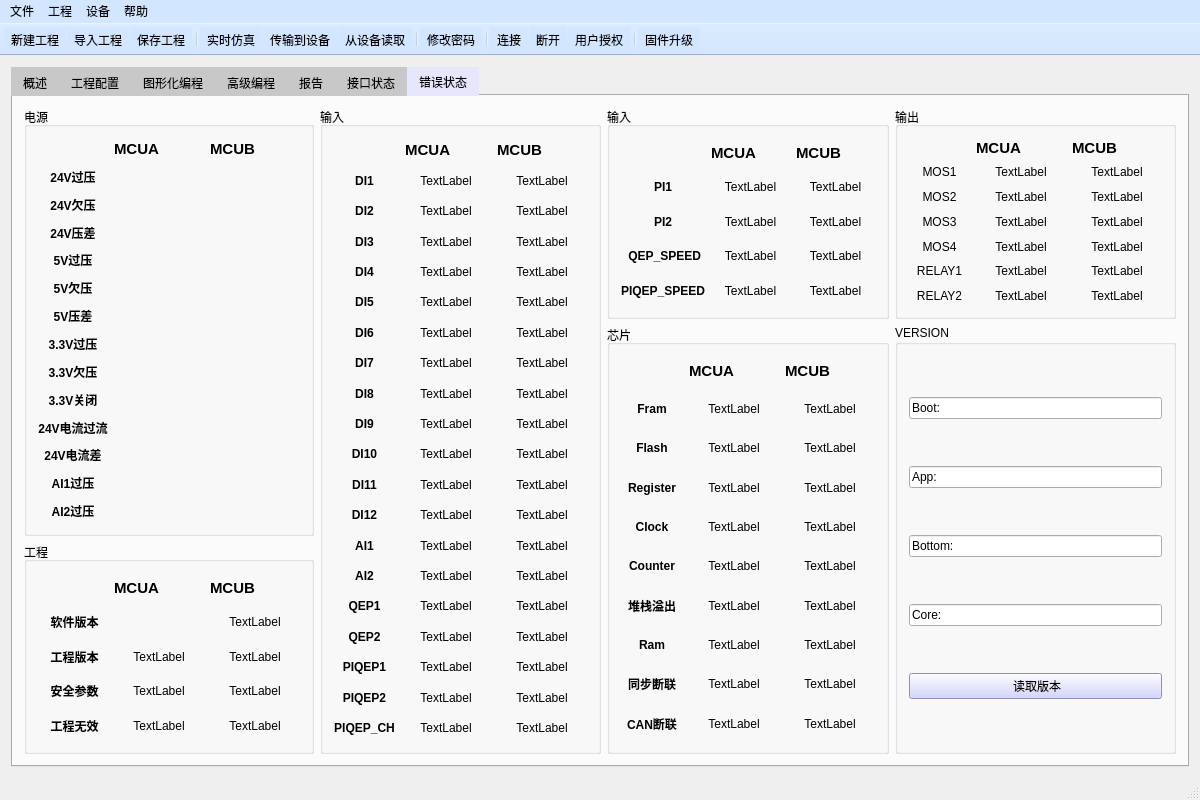
Old version of the form mainwindow.ui in the repository su0814/qt_spc100.
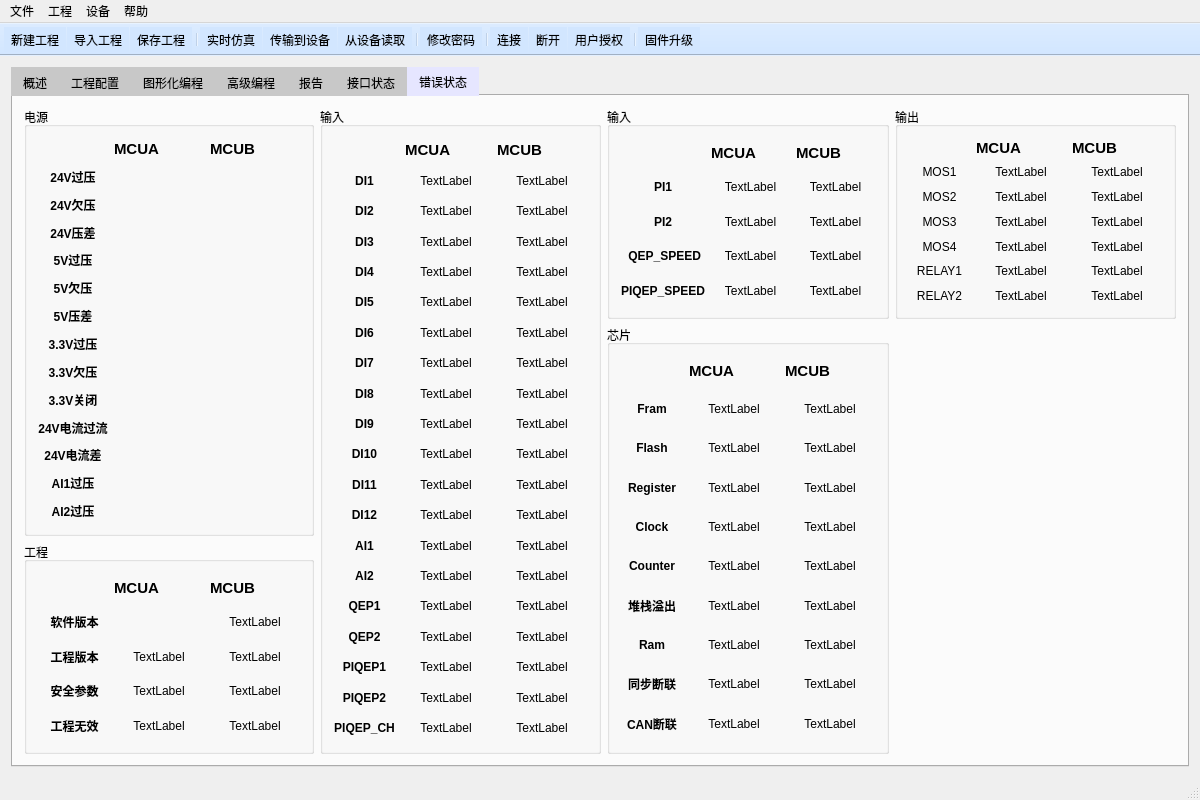
New version of the form. The open tabs and pages were chosen to show the change. Icons and pictures are not drawn.

Commit message: 配置的矢量图原图修改，版本读取改为弹窗

Patch:
```diff
--- a/mainwindow.ui
+++ b/mainwindow.ui
@@ -6146,78 +6146,6 @@
           </layout>
          </widget>
         </item>
-        <item row="2" column="3" rowspan="2">
-         <widget class="QGroupBox" name="groupBox_20">
-          <property name="minimumSize">
-           <size>
-            <width>0</width>
-            <height>0</height>
-           </size>
-          </property>
-          <property name="maximumSize">
-           <size>
-            <width>500</width>
-            <height>16777215</height>
-           </size>
-          </property>
-          <property name="styleSheet">
-           <string notr="true">
-QPushButton{ background-color: rgb(200,200,255);}</string>
-          </property>
-          <property name="title">
-           <string>VERSION</string>
-          </property>
-          <layout class="QGridLayout" name="gridLayout_27">
-           <item row="0" column="0" colspan="2">
-            <widget class="QLineEdit" name="bootloader_version_lineEdit">
-             <property name="text">
-              <string>Boot:</string>
-             </property>
-             <property name="readOnly">
-              <bool>true</bool>
-             </property>
-            </widget>
-           </item>
-           <item row="3" column="0" colspan="2">
-            <widget class="QLineEdit" name="core_version_lineEdit">
-             <property name="text">
-              <string>Core:</string>
-             </property>
-             <property name="readOnly">
-              <bool>true</bool>
-             </property>
-            </widget>
-           </item>
-           <item row="2" column="0" colspan="2">
-            <widget class="QLineEdit" name="bottom_version_lineEdit">
-             <property name="text">
-              <string>Bottom:</string>
-             </property>
-             <property name="readOnly">
-              <bool>true</bool>
-             </property>
-            </widget>
-           </item>
-           <item row="1" column="0" colspan="2">
-            <widget class="QLineEdit" name="app_version_lineEdit">
-             <property name="text">
-              <string>App:</string>
-             </property>
-             <property name="readOnly">
-              <bool>true</bool>
-             </property>
-            </widget>
-           </item>
-           <item row="4" column="0" colspan="2">
-            <widget class="QPushButton" name="pushButton_read_version">
-             <property name="text">
-              <string> 读取版本</string>
-             </property>
-            </widget>
-           </item>
-          </layout>
-         </widget>
-        </item>
         <item row="1" column="3">
          <widget class="QGroupBox" name="groupBox_25">
           <property name="title">
@@ -6805,7 +6733,12 @@
     </font>
    </property>
    <property name="styleSheet">
-    <string notr="true">background-color: rgb(210, 230, 255);</string>
+    <string notr="true">background-color: rgb(210, 230, 255);
+QMenu::icon
+{ 
+    width: 24px;
+    height: 24px;
+}</string>
    </property>
    <property name="defaultUp">
     <bool>false</bool>
```
Left out of the diff: 28 changed lines with no effect on the pictures. The commit also changes 15 other files.
